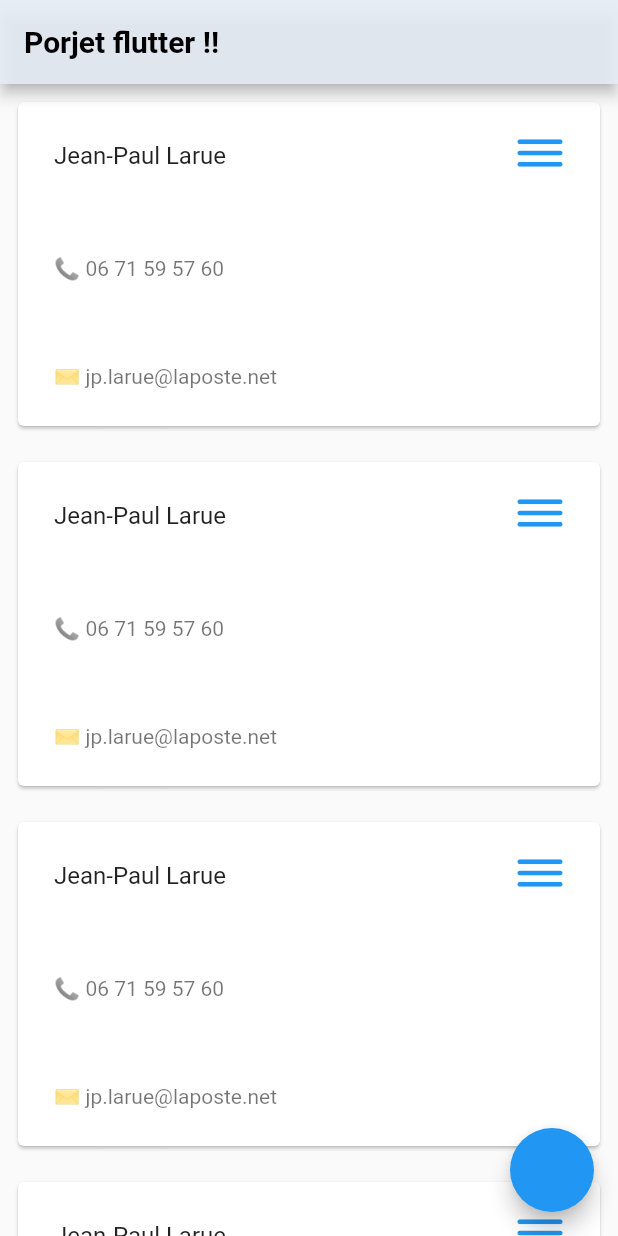
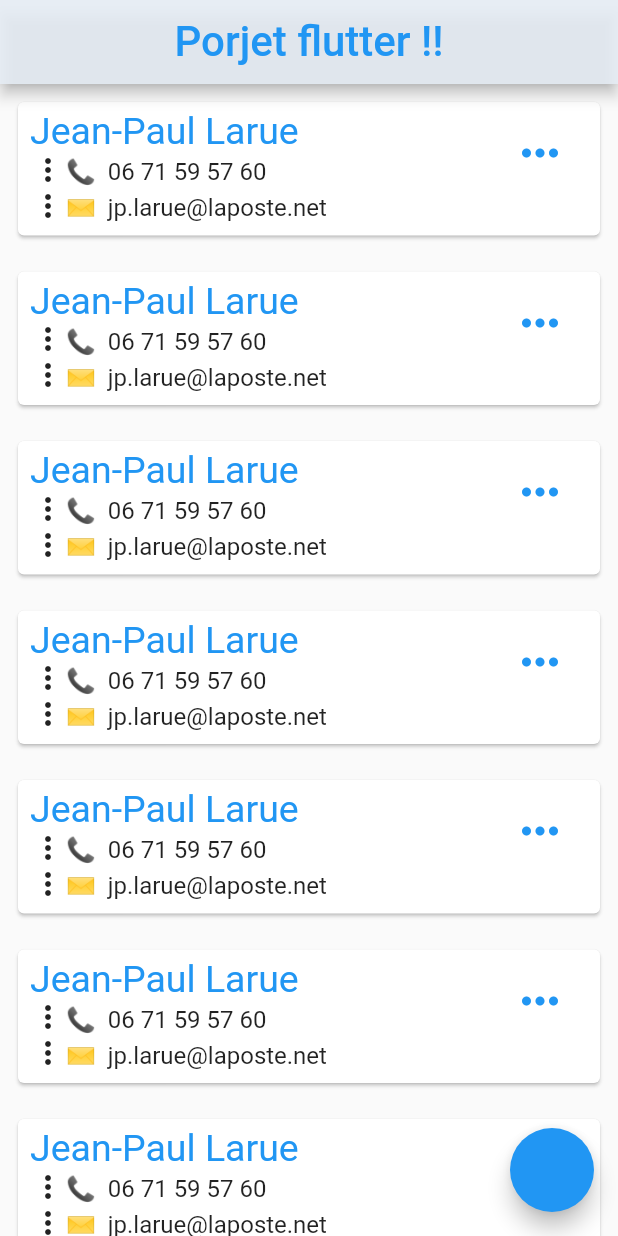
Before and after one commit to LoicMartinez/projet-anuaire-Futter, a Flutter app: the screen it shows after launch, on a phone screen of 412 x 824 dp. Run offline on Flutter 3.47's test engine with Material 2 defaults, Android fonts, the phone set to English and light mode, and no system bars; our stand-ins replace get.

Commit message:
Icon Card

```diff
--- a/lib/view/contact_page/widget/contact.dart
+++ b/lib/view/contact_page/widget/contact.dart
@@ -1,4 +1,5 @@
 import 'package:projetflutter/models/class_contact.dart';
+import 'package:flutter/material.dart';
 import 'package:flutter/material.dart';
 import 'package:get/get.dart';
 
@@ -61,13 +62,21 @@ class contact extends StatelessWidget {
             FeuilleContact(name: "Ajouté", phoneNumber: "XX1", mail: "x@f.x"));
       }),
       appBar: AppBar(
-          backgroundColor: const Color.fromARGB(223, 230, 237, 245),
-          title: const Text('Porjet flutter !!',
-              style:
-                  TextStyle(color: Colors.black, fontWeight: FontWeight.bold))),
+        backgroundColor: const Color.fromARGB(223, 230, 237, 245),
+        title: const Center(
+          child: Text(
+            'Porjet flutter !!',
+            style: TextStyle(
+              color: Colors.blue,
+              fontSize: 28
+            ),
+          ),
+        ),
+      ),
       body: SingleChildScrollView(
         child: Column(
-          children: List.generate(
+          children:
+          List.generate(
             feuilleContactList.length,
             (index) => Block(
                 name: feuilleContactList[index].name ?? "Non renseigné",
@@ -111,25 +120,43 @@ class Block extends StatelessWidget {
                     child: Column(
                       crossAxisAlignment: CrossAxisAlignment.start,
                       children: [
-                        ListTile(
-                          title: Text(name),
+                        Text(
+                          name,
+                          style: const TextStyle(
+                            color: Colors.blue,
+                            height: 1,
+                            fontSize: 25
+                          ),
                         ),
-                        ListTile(
-                          subtitle: Text('\u{1F4DE} ' + phoneNumber),
+                        Row(
+                          children: [
+                            const Icon(Icons.more_vert),
+                            Text(
+                              '\u{1F4DE}  ' + phoneNumber,
+                              style: const TextStyle(height: 1.5, fontSize: 16),
+                            ),
+                          ],
                         ),
-                         ListTile(
-                          subtitle : Text('\u{2709} ' + mail),
-                        )
+                        Row(
+                          children: [
+                            const Icon(Icons.more_vert),
+                            Text(
+                              '\u{2709}  ' + mail,
+                              style: const TextStyle(height: 1.5, fontSize: 16),
+                            ),
+                          ],
+                        ),
                       ],
                     ),
                   ),
 
                   Column(
+                    mainAxisAlignment: MainAxisAlignment.start,
                     crossAxisAlignment: CrossAxisAlignment.end,
                     children: <Widget>[
                       TextButton(
                         child: const Icon(
-                          Icons.dehaze_rounded,
+                          Icons.more_horiz_outlined,
                           color: Colors.blue,
                           size: 36.0
                         ),
```
